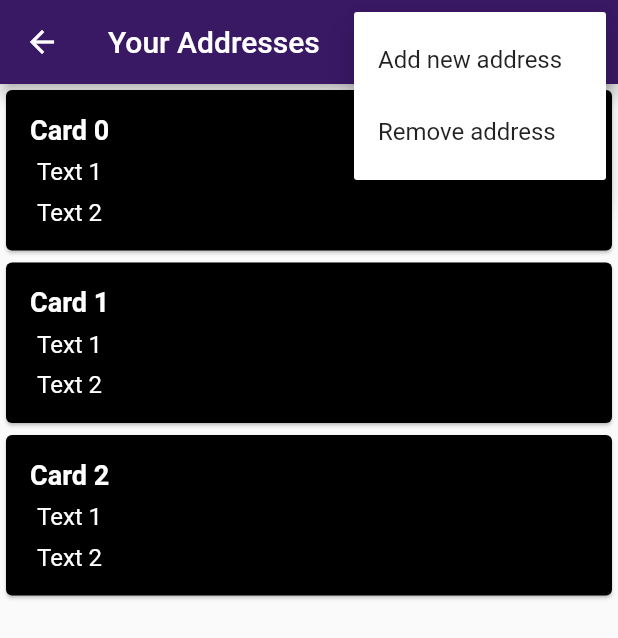
After one commit to MajdEddinAlabed/Bareek-Event, a Flutter app: the AddressesListScreen screen opened by its route, after a tap on the "edit" icon, on a phone screen of 412 x 824 dp. The commit adds this screen. Shown: the top 638 px of the screen. Run offline on Flutter 3.47's test engine with Material 2 defaults, Android fonts, the phone set to English and light mode, and no system bars; our stand-ins replace carousel_slider; network calls fail.

Commit message:
adding addresses list screen

```diff
--- a/lib/main.dart
+++ b/lib/main.dart
@@ -1,15 +1,16 @@
 // ignore_for_file: prefer_const_constructors, prefer_const_literals_to_create_immutables, unused_element, unused_import
-import 'package:event_app/Pages/home_page.dart';
 import 'package:flutter/material.dart';
-import 'package:event_app/Pages/reg_screen.dart';
-import 'package:event_app/Pages/login_screen.dart';
-import 'package:event_app/Pages/welcome_screen.dart';
-import 'package:event_app/Pages/create_event_screen.dart';
-import 'package:event_app/Pages/home.dart';
-import 'package:event_app/Pages/makeOrg.dart';
-import 'package:event_app/Pages/myOrg.dart';
-import 'package:event_app/Pages/organization.dart';
-import 'package:event_app/Pages/event_details_screen.dart';
+import 'Pages/home_page.dart';
+import 'Pages/reg_screen.dart';
+import 'Pages/login_screen.dart';
+import 'Pages/welcome_screen.dart';
+import 'Pages/create_event_screen.dart';
+import 'Pages/home.dart';
+import 'Pages/makeOrg.dart';
+import 'Pages/myOrg.dart';
+import 'Pages/organization.dart';
+import 'Pages/event_details_screen.dart';
+import 'Pages/addresses_list_screen.dart';
 
 void main() {
   runApp(const MyApp());
@@ -37,6 +38,7 @@ class MyApp extends StatelessWidget {
         RegScreen.name: (context) => const RegScreen(),
         EventDetailsScreen.name: (context) => const EventDetailsScreen(),
         CreateEventScreen.name: (context) => CreateEventScreen(),
+        AddressesListScreen.name: (context) => AddressesListScreen(),
         MyHomePage.name: (context) => MyHomePage(title: "Majd"),
       },
     );
--- /dev/null
+++ b/lib/pages/addresses_list_screen.dart
@@ -0,0 +1,157 @@
+import 'package:carousel_slider/carousel_slider.dart';
+import 'package:flutter/material.dart';
+
+class AddressesListScreen extends StatefulWidget {
+  static String name = '/addresses_list_screen';
+  const AddressesListScreen({super.key});
+
+  @override
+  State<AddressesListScreen> createState() => _AddressesListScreenState();
+}
+
+class _AddressesListScreenState extends State<AddressesListScreen> {
+  String pageTitle = 'Your Addresses';
+  late int count;
+
+  @override
+  Widget build(BuildContext context) {
+    return Scaffold(
+      appBar: AppBar(
+        title: Text(pageTitle),
+        actions: [
+          PopupMenuButton(
+            icon: const Icon(Icons.edit_outlined),
+            onSelected: (value) {
+              if (value == 'addAddress') {
+                addAddress();
+              } else if (value == 'removeAddress') {
+                // Do something when option 2 is selected.
+              }
+            },
+            itemBuilder: (BuildContext context) => [
+              const PopupMenuItem(
+                value: 'addAddress',
+                child: Text('Add new address'),
+              ),
+              const PopupMenuItem(
+                value: 'removeAddress',
+                child: Text('Remove address'),
+              ),
+            ],
+          ),
+        ],
+      ),
+      body: Stack(
+        children: [
+          addressesCard(),
+        ],
+      ),
+      // ListView(
+      //   children: <Widget>[
+      //     ListTile(
+      //       title: const Text('Address 1'),
+      //       subtitle: Column(
+      //         crossAxisAlignment: CrossAxisAlignment.start,
+      //         children: const <Widget>[
+      //           Text('Country:'),
+      //           Text('City:'),
+      //           Text('Address:'),
+      //           Text('Location:'),
+      //           Text('Additional Info:'),
+      //         ],
+      //       ),
+      //     ),
+      //     ListTile(
+      //       title: const Text('Address 2'),
+      //       subtitle: Column(
+      //         crossAxisAlignment: CrossAxisAlignment.start,
+      //         children: const <Widget>[
+      //           Text('Country:'),
+      //           Text('City:'),
+      //           Text('Address:'),
+      //           Text('Location:'),
+      //           Text('Additional Info:'),
+      //         ],
+      //       ),
+      //     ),
+      //     ListTile(
+      //       title: const Text('Address 3'),
+      //       subtitle: Column(
+      //         crossAxisAlignment: CrossAxisAlignment.start,
+      //         children: const <Widget>[
+      //           Text('Country:'),
+      //           Text('City:'),
+      //           Text('Address:'),
+      //           Text('Location:'),
+      //           Text('Additional Info:'),
+      //         ],
+      //       ),
+      //     ),
+      //     Container(
+      //       height: 220,
+      //       child: const Card(
+      //         color: Colors.black,
+      //         child: Padding(
+      //           padding: EdgeInsets.all(16.0),
+      //           child: Text(
+      //             'Text inside the card',
+      //             style: TextStyle(fontSize: 24.0, color: Colors.white),
+      //           ),
+      //         ),
+      //       ),
+      //     ),
+      //   ],
+      // ),
+    );
+  }
+
+  Widget addressesCard() {
+    count = 3;
+    return ListView.builder(
+      itemCount: count,
+      itemBuilder: (BuildContext context, int index) {
+        return Card(
+          color: Colors.black,
+          child: Padding(
+            padding: const EdgeInsets.all(16.0),
+            child: Column(
+              crossAxisAlignment: CrossAxisAlignment.start,
+              children: <Widget>[
+                DefaultTextStyle(
+                  style: const TextStyle(color: Colors.white),
+                  child: Column(
+                    children: [
+                      Text(
+                        'Card $index',
+                        style: const TextStyle(
+                          fontSize: 18.0,
+                          fontWeight: FontWeight.bold,
+                        ),
+                      ),
+                      const SizedBox(height: 8.0),
+                      const Text(
+                        'Text 1',
+                        style: TextStyle(fontSize: 16.0),
+                      ),
+                      const SizedBox(height: 8.0),
+                      const Text(
+                        'Text 2',
+                        style: TextStyle(fontSize: 16.0),
+                      ),
+                    ],
+                  ),
+                ),
+              ],
+            ),
+          ),
+        );
+      },
+    );
+  }
+
+  void addAddress() {
+    setState(() {
+      count + 1;
+    });
+  }
+}
--- a/lib/pages/home.dart
+++ b/lib/pages/home.dart
@@ -1,7 +1,6 @@
 // ignore_for_file: prefer_const_constructors, unnecessary_string_escapes, library_private_types_in_public_api
 import 'package:carousel_slider/carousel_slider.dart';
 import 'package:flutter/material.dart';
-
 import '../utils/drawer.dart';
 
 class Home extends StatefulWidget {
@@ -13,14 +12,14 @@ class Home extends StatefulWidget {
 }
 
 class _HomeState extends State<Home> {
-  final GlobalKey<ScaffoldState> _scaffoldkey = GlobalKey<ScaffoldState>();
+  final GlobalKey<ScaffoldState> _scaffoldKey = GlobalKey<ScaffoldState>();
   bool _isFABVisible = false;
 
   @override
   Widget build(BuildContext context) {
     return Scaffold(
       backgroundColor: Colors.black,
-      key: _scaffoldkey,
+      key: _scaffoldKey,
       drawer: DrawerClass(),
       body: GestureDetector(
         onHorizontalDragUpdate: (details) {
@@ -62,19 +61,21 @@ class _HomeState extends State<Home> {
                 opacity: _isFABVisible ? 1.0 : 0.0,
                 duration: Duration(milliseconds: 200),
                 child: FloatingActionButton(
-                    onPressed: () => _scaffoldkey.currentState!.openDrawer(),
+                  onPressed: () => _scaffoldKey.currentState!.openDrawer(),
                   child: Icon(Icons.add),
                 ),
               ),
             ),
           ],
-          )),
+        ),
+      ),
     );
   }
 }
 
 final List<Widget> imageSliders = imgList
-    .map((item) => Container(
+    .map(
+      (item) => Container(
         height: 220,
         width: double.infinity,
         color: Colors.black,
@@ -104,8 +105,8 @@ final List<Widget> imageSliders = imgList
                       end: Alignment.topCenter,
                     ),
                   ),
-                      padding: EdgeInsets.symmetric(
-                          vertical: 10.0, horizontal: 20.0),
+                  padding:
+                      EdgeInsets.symmetric(vertical: 10.0, horizontal: 20.0),
                   child: Text(
                     'Event ${imgList.indexOf(item) + 1} ',
                     style: TextStyle(
@@ -117,8 +118,10 @@ final List<Widget> imageSliders = imgList
                 ),
               ),
             ],
-              )),
-        ))
+          ),
+        ),
+      ),
+    )
     .toList();
 
 final List<String> imgList = [
--- a/lib/pages/home_page.dart
+++ b/lib/pages/home_page.dart
@@ -1,3 +1,4 @@
+import 'package:event_app/Pages/addresses_list_screen.dart';
 import 'package:event_app/Pages/create_event_screen.dart';
 import 'package:event_app/utils/drawer.dart';
 import 'package:flutter/material.dart';
@@ -34,6 +35,12 @@ class _MyHomePageState extends State<MyHomePage> {
               },
               child: const Text('Create Event Screen'),
             ),
+            ElevatedButton(
+              onPressed: () {
+                Navigator.of(context).pushNamed(AddressesListScreen.name);
+              },
+              child: const Text('Addresses List Screen'),
+            ),
           ],
         ),
       ),
--- a/lib/utils/drawer.dart
+++ b/lib/utils/drawer.dart
@@ -71,7 +71,7 @@ class DrawerClass extends StatelessWidget {
             leading: const Icon(Icons.home),
             title: const Text('Home'),
             onTap: () {
-              Navigator.pushNamed(context, '/home_screen');
+              Navigator.pushNamed(context, '/');
             },
           ),
           ListTile(
```
Lines whose indentation alone changed are shown as unchanged.
